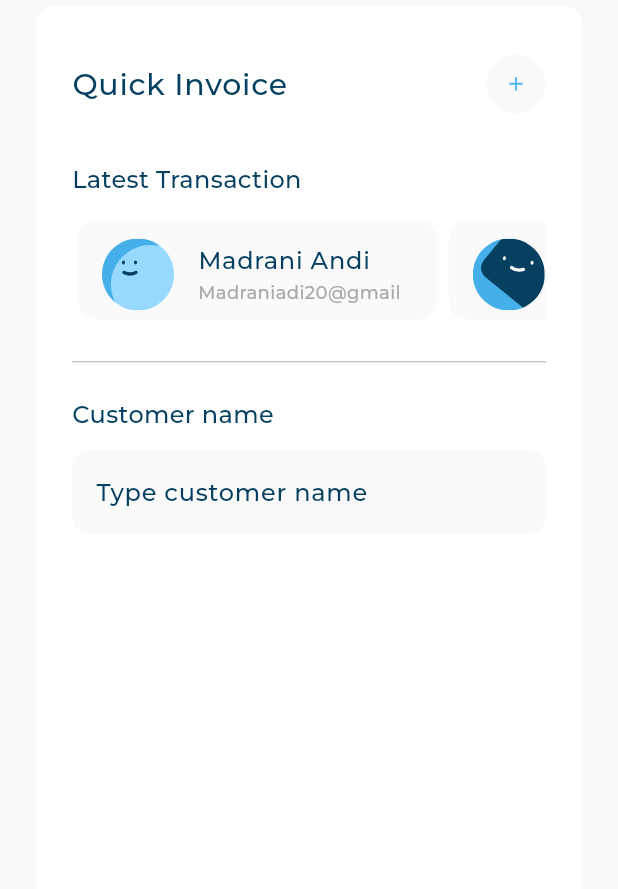
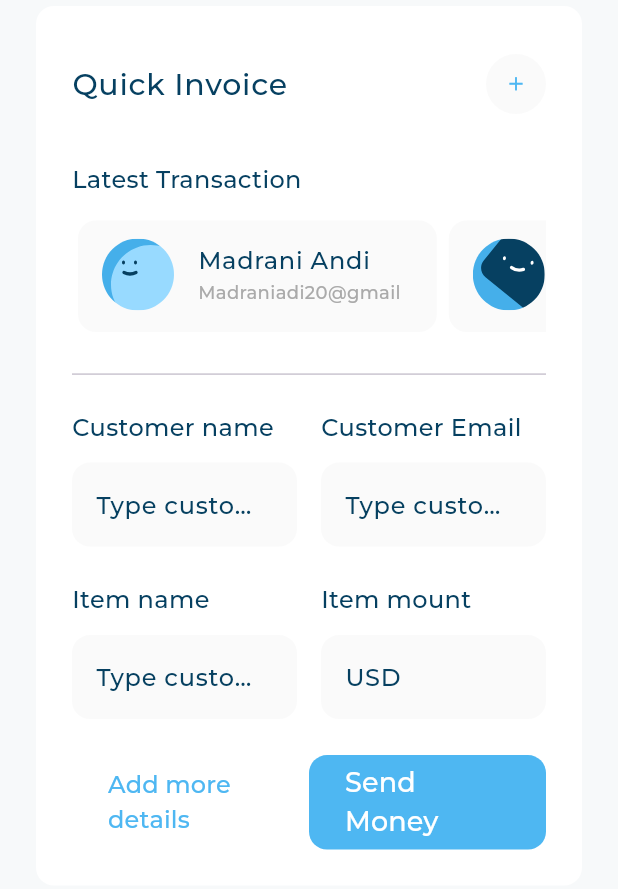
Before and after one commit to x00Adham/adaptive_dashboard, a Flutter app: the QuickInvoiceWidget widget shown alone on an empty page, opened directly, on a phone screen of 412 x 824 dp. Shown: the top 889 px of the screen. Run offline on Flutter 3.47's test engine with Material 3 defaults, Android fonts, the phone set to English and light mode, and no system bars; our stand-ins replace flutter_svg; project files that could hold a hidden picture were left out.

Commit message:
Refactor DesktopLayout

```diff
--- a/lib/widget/desktop_layout.dart
+++ b/lib/widget/desktop_layout.dart
@@ -1,4 +1,5 @@
 import 'package:adaptive_dashboard/widget/custom_drawer.dart';
+import 'package:adaptive_dashboard/widget/middle_section.dart';
 import 'package:adaptive_dashboard/widget/myexpenses_widget.dart';
 import 'package:adaptive_dashboard/widget/quick_invoice_widget.dart';
 import 'package:flutter/material.dart';
@@ -14,7 +15,7 @@ class DesktopLayout extends StatelessWidget {
           Expanded(child: CustomDrawer()),
           Expanded(
             flex: 2,
-            child: Column(children: [MyexpensesWidget(), QuickInvoiceWidget()]),
+            child: MiddelSectionWidget(),
           ),
         ],
       ),
--- /dev/null
+++ b/lib/widget/middle_section.dart
@@ -0,0 +1,20 @@
+import 'package:adaptive_dashboard/widget/myexpenses_widget.dart';
+import 'package:adaptive_dashboard/widget/quick_invoice_widget.dart';
+import 'package:flutter/material.dart';
+
+class MiddelSectionWidget extends StatelessWidget {
+  const MiddelSectionWidget({
+    super.key,
+  });
+
+  @override
+  Widget build(BuildContext context) {
+    return Column(
+      children: [
+        MyexpensesWidget(),
+
+        Expanded(child: QuickInvoiceWidget()),
+      ],
+    );
+  }
+}
--- a/lib/widget/quick_invoice_widget.dart
+++ b/lib/widget/quick_invoice_widget.dart
@@ -1,7 +1,5 @@
-import 'package:adaptive_dashboard/utils/app_styles.dart';
-import 'package:adaptive_dashboard/widget/custom_text_filed.dart';
 import 'package:adaptive_dashboard/widget/quick_invoice_header_widget.dart';
-import 'package:adaptive_dashboard/widget/tittle_text_field_widget.dart';
+import 'package:adaptive_dashboard/widget/transactionformwidget.dart';
 import 'package:adaptive_dashboard/widget/user_detail_listview_widget.dart';
 import 'package:flutter/material.dart';
 
@@ -17,17 +15,16 @@ class QuickInvoiceWidget extends StatelessWidget {
         color: Colors.white,
         child: Padding(
           padding: const EdgeInsets.all(24),
+          child: SingleChildScrollView(
             child: Column(
               crossAxisAlignment: CrossAxisAlignment.start,
               children: [
                 QuickInvoiceHeaderWidget(),
                 LatestTransactionSession(),
-              Divider(height: 48),
-              TittleTextFieldWidget(
-                tittle: "Customer name",
-                hint: "Type customer name",
+                const Divider(height: 48),
+                TransactionFormWidget(),
+              ],
             ),
-            ],
           ),
         ),
       ),
--- a/lib/widget/tittle_text_field_widget.dart
+++ b/lib/widget/tittle_text_field_widget.dart
@@ -3,12 +3,17 @@ import 'package:adaptive_dashboard/widget/custom_text_filed.dart';
 import 'package:flutter/material.dart';
 
 class TittleTextFieldWidget extends StatelessWidget {
-  const TittleTextFieldWidget({super.key, required this.tittle, required this.hint});
+  const TittleTextFieldWidget({
+    super.key,
+    required this.tittle,
+    required this.hint,
+  });
   final String tittle, hint;
 
   @override
   Widget build(BuildContext context) {
     return Column(
+      mainAxisSize: MainAxisSize.min,
       crossAxisAlignment: CrossAxisAlignment.start,
       children: [
         Text(tittle, style: AppStyles.styleMedium16()),
--- /dev/null
+++ b/lib/widget/transactionformwidget.dart
@@ -0,0 +1,98 @@
+
+
+import 'package:adaptive_dashboard/utils/app_styles.dart';
+import 'package:adaptive_dashboard/widget/tittle_text_field_widget.dart';
+import 'package:flutter/material.dart';
+
+class TransactionFormWidget extends StatelessWidget {
+  const TransactionFormWidget({super.key});
+
+  @override
+  Widget build(BuildContext context) {
+    return Column(
+      children: [
+        Row(
+          children: [
+            Expanded(
+              child: TittleTextFieldWidget(
+                tittle: "Customer name",
+                hint: "Type customer name",
+              ),
+            ),
+            SizedBox(width: 16),
+            Expanded(
+              child: TittleTextFieldWidget(
+                tittle: "Customer Email",
+                hint: "Type customer email",
+              ),
+            ),
+          ],
+        ),
+        SizedBox(height: 24),
+        Row(
+          children: [
+            Expanded(
+              child: TittleTextFieldWidget(
+                tittle: "Item name",
+                hint: "Type customer name",
+              ),
+            ),
+            SizedBox(width: 16),
+            Expanded(
+              child: TittleTextFieldWidget(tittle: "Item mount", hint: "USD"),
+            ),
+          ],
+        ),
+        SizedBox(height: 24),
+
+        Row(
+          mainAxisAlignment: MainAxisAlignment.center,
+          children: [
+            Expanded(
+              child: ElevatedButton(
+                style: ElevatedButton.styleFrom(
+                  backgroundColor: Colors.transparent,
+                  elevation: 0,
+                  shadowColor: Colors.transparent,
+                  disabledBackgroundColor: Colors.transparent,
+                ),
+                onPressed: null,
+                child: Text(
+                  "Add more details",
+                  style: TextStyle(
+                    color: const Color(0xFF4EB7F2),
+                    fontSize: 16,
+                    fontFamily: 'Montserrat',
+                    fontWeight: FontWeight.w600,
+                  ),
+                ),
+              ),
+            ),
+            Expanded(
+              child: SizedBox(
+                height: 63,
+                child: ElevatedButton(
+                  style: ElevatedButton.styleFrom(
+                    shape: RoundedRectangleBorder(
+                      borderRadius: BorderRadius.circular(
+                        12,
+                      ), // Rounded corners
+                    ),
+
+                    backgroundColor: Color(0xff4EB7F2),
+                    elevation: 0,
+                    shadowColor: Color(0xff4EB7F2),
+                    disabledBackgroundColor: Color(0xff4EB7F2),
+                  ),
+
+                  onPressed: null,
+                  child: Text("Send Money", style: AppStyles.styleSemiBold18()),
+                ),
+              ),
+            ),
+          ],
+        ),
+      ],
+    );
+  }
+}
--- a/lib/widget/user_detail_listview_widget.dart
+++ b/lib/widget/user_detail_listview_widget.dart
@@ -49,27 +49,22 @@ class _LatestTransactionSessionState extends State<LatestTransactionSession> {
   @override
   Widget build(BuildContext context) {
     return Column(
+      mainAxisSize: MainAxisSize.min,
       crossAxisAlignment: CrossAxisAlignment.start,
       children: [
         SizedBox(height: 24),
         Text("Latest Transaction", style: AppStyles.styleMedium16()),
-        SizedBox(height: 12),
+        const SizedBox(height: 12),
         SizedBox(
-          height:
-              MediaQuery.of(context).size.height *
-              0.09, // Responsive height (adjust as needed)
-          child: SingleChildScrollView(
+          height: MediaQuery.of(context).size.height * 0.1,
+          child: ListView.builder(
+            itemCount: items.length,
             scrollDirection: Axis.horizontal,
-            child: Row(
-              children:
-                  items
-                      .map(
-                        (item) => IntrinsicWidth(
-                          child: UserInfoListTile(userDetailsModel: item),
-                        ),
-                      )
-                      .toList(),
-            ),
+            itemBuilder: (context, index) {
+              return IntrinsicWidth(
+                child: UserInfoListTile(userDetailsModel: items[index]),
+              );
+            },
           ),
         ),
       ],
```
Lines whose indentation alone changed are shown as unchanged.
